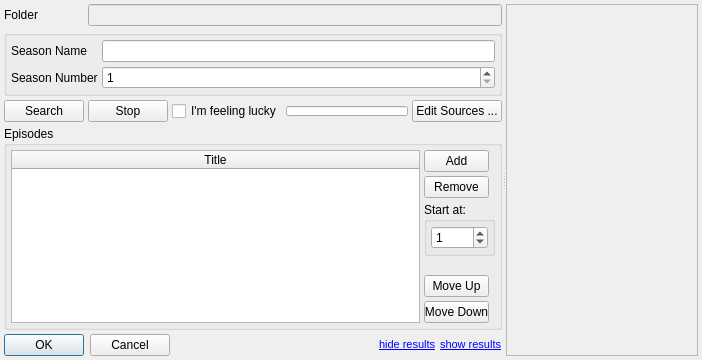
Old version of the form src/trunk/ui/ui_ChangeSeason.ui in the repository rexMingla/my-renamer.
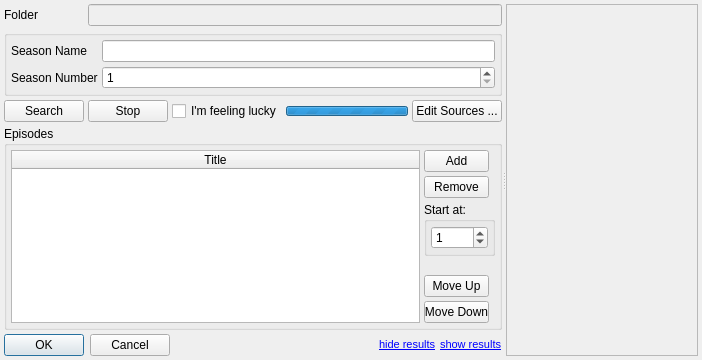
New version of the form.

The edit to the form file:
```diff
--- a/src/trunk/ui/ui_ChangeSeason.ui
+++ b/src/trunk/ui/ui_ChangeSeason.ui
@@ -28,7 +28,7 @@
      <property name="childrenCollapsible">
       <bool>false</bool>
      </property>
-     <widget class="QWidget" name="">
+     <widget class="QWidget" name="layoutWidget">
       <layout class="QGridLayout" name="gridLayout">
        <property name="spacing">
         <number>4</number>
@@ -155,8 +155,27 @@
            </property>
           </widget>
          </item>
+         <item>
+          <spacer name="horizontalSpacer_2">
+           <property name="orientation">
+            <enum>Qt::Horizontal</enum>
+           </property>
+           <property name="sizeHint" stdset="0">
+            <size>
+             <width>0</width>
+             <height>20</height>
+            </size>
+           </property>
+          </spacer>
+         </item>
          <item>
           <widget class="QProgressBar" name="progressBar">
+           <property name="sizePolicy">
+            <sizepolicy hsizetype="Expanding" vsizetype="Fixed">
+             <horstretch>1</horstretch>
+             <verstretch>0</verstretch>
+            </sizepolicy>
+           </property>
            <property name="maximumSize">
             <size>
              <width>16777215</width>
@@ -164,10 +183,10 @@
             </size>
            </property>
            <property name="minimum">
-            <number>-1</number>
+            <number>0</number>
            </property>
            <property name="maximum">
-            <number>-1</number>
+            <number>0</number>
            </property>
            <property name="value">
             <number>-1</number>
```
